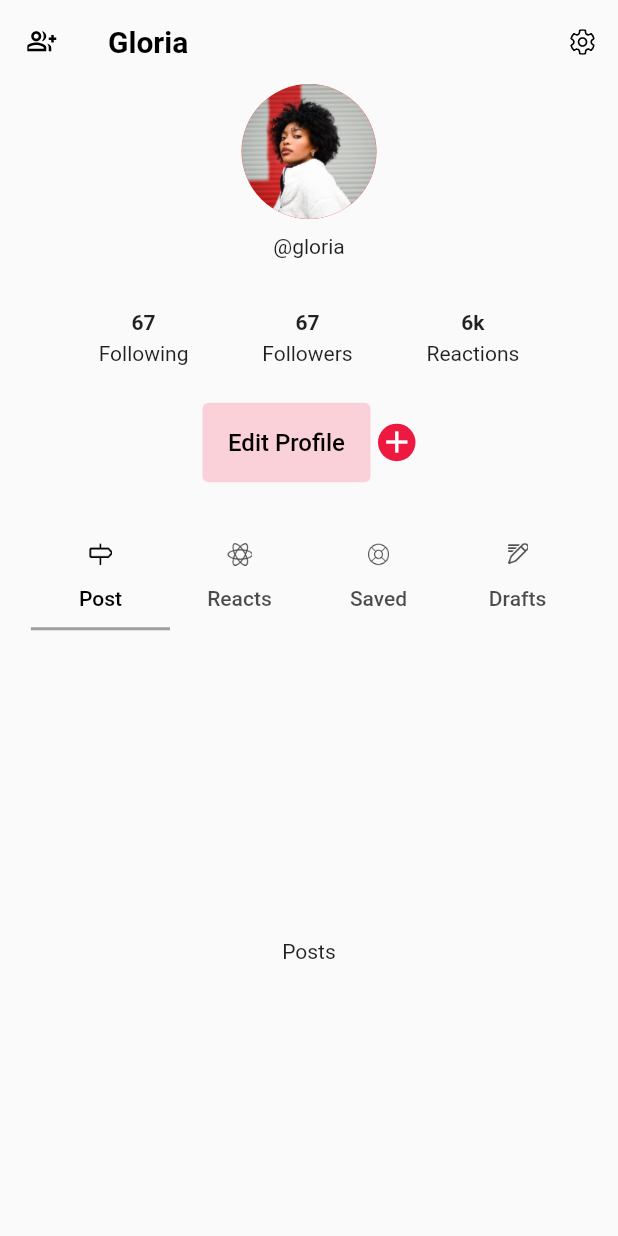
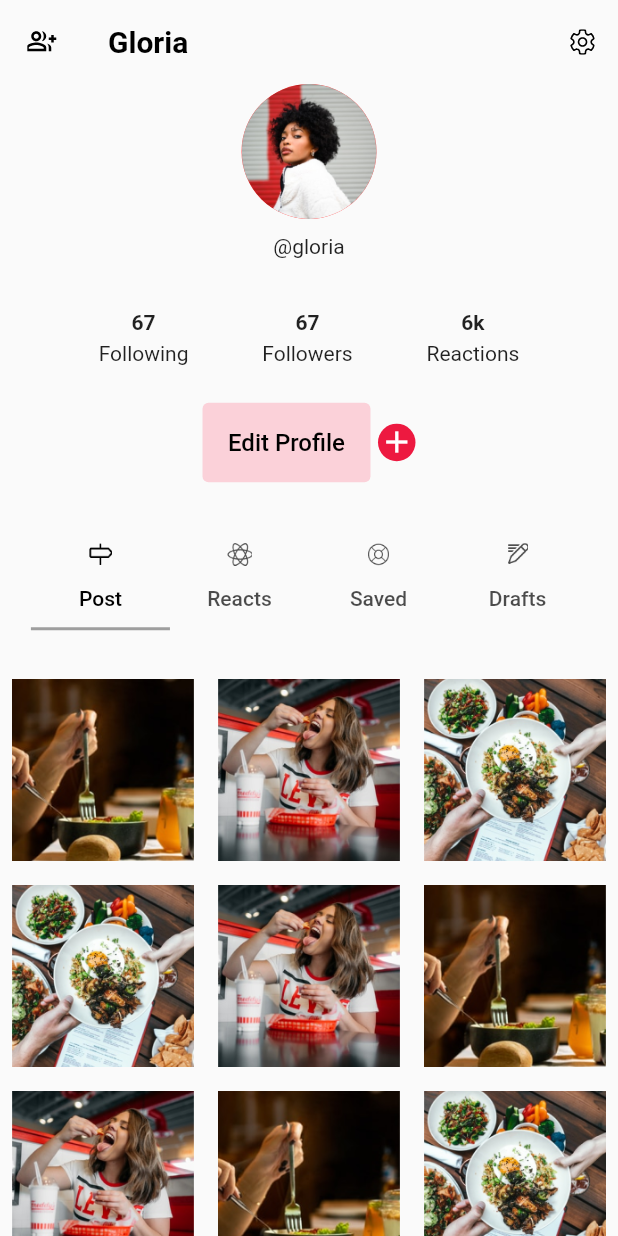
Before and after one commit to festgo12/shareFood_mobile, a Flutter app: the ProfileScreen screen opened directly, on a phone screen of 412 x 824 dp. Run offline on Flutter 3.47's test engine with Material 2 defaults, Android fonts, the phone set to English and light mode, and no system bars; our stand-ins replace country_picker, flutter_svg, flutter_switch, marquee, pinput.

Commit message:
worked on the grid view on the profile screen

```diff
--- /dev/null
+++ b/lib/ui/screens/post_tab.dart
@@ -0,0 +1,46 @@
+import 'package:flutter/material.dart';
+
+class PostTabScreen extends StatefulWidget {
+  const PostTabScreen({Key? key}) : super(key: key);
+
+  @override
+  State<PostTabScreen> createState() => _PostTabScreenState();
+}
+
+class _PostTabScreenState extends State<PostTabScreen> {
+  List<String> imageList = [
+    'images/post1.png',
+    'images/post2.png',
+    'images/post3.png',
+    'images/post3.png',
+    'images/post2.png',
+    'images/post1.png',
+    'images/post2.png',
+    'images/post1.png',
+    'images/post3.png',
+
+  ];
+  @override
+  Widget build(BuildContext context) {
+    return GridView.builder(
+      itemCount: imageList.length,
+        gridDelegate: SliverGridDelegateWithFixedCrossAxisCount(
+          crossAxisCount: 3,
+          crossAxisSpacing: 0,
+          //mainAxisExtent: 3
+        ),
+        itemBuilder: (context, index){
+          return Padding(
+            padding: const EdgeInsets.all(8.0),
+            child: Container(
+              decoration: BoxDecoration(
+                image: DecorationImage(
+                  image: AssetImage(imageList[index]),
+                  fit: BoxFit.cover
+                )
+              ),
+            ),
+          );
+        });
+  }
+}
--- a/lib/ui/screens/profile_screen.dart
+++ b/lib/ui/screens/profile_screen.dart
@@ -1,5 +1,6 @@
 import 'package:flutter/material.dart';
 import 'package:flutter_svg/flutter_svg.dart';
+import 'package:shared_food/ui/screens/post_tab.dart';
 import 'package:shared_food/ui/size_config/size_config_impl2.dart';
 
 import '../../widgets/custom_botton.dart';
@@ -130,8 +131,8 @@ class ProfileScreen extends StatelessWidget {
                 ]),
               ),
               Expanded(
-                child: TabBarView(children: const[
-                  Center(child: Text('Posts'),),
+                child: TabBarView(children: [
+                  PostTabScreen(),
                   Center(child: Text('Reacts'),),
                   Center(child: Text('saved'),),
                   Center(child: Text('Drafts'))
```
Also changed, not shown: images/2.0x/post1.png (added), images/2.0x/post2.png (added), images/2.0x/post3.png (added), images/3.0x/post1.png (added), images/3.0x/post2.png (added), images/3.0x/post3.png (added), images/post1.png (added), images/post2.png (added), images/post3.png (added).
